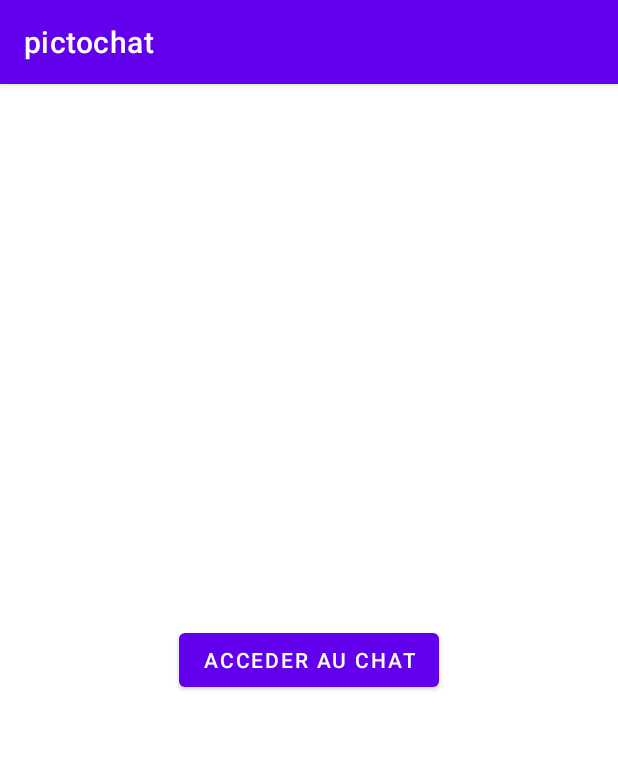
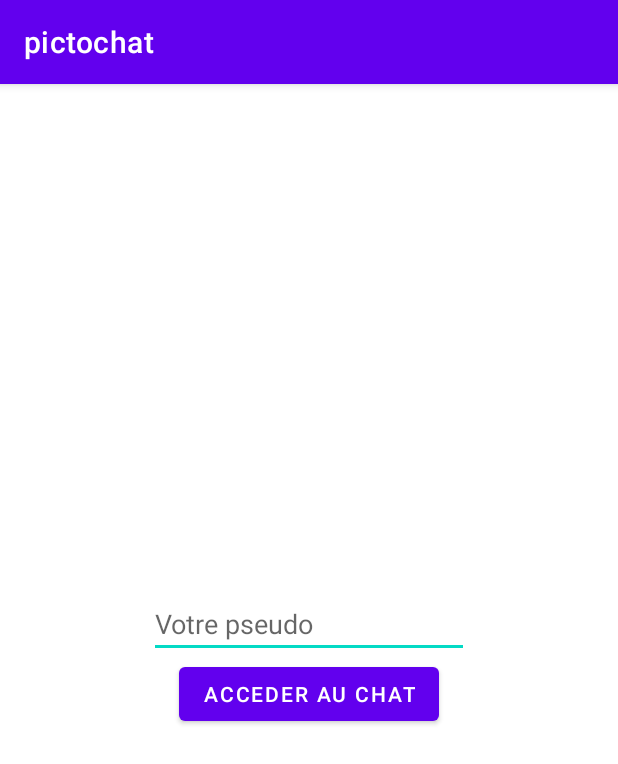
Before and after one commit to trak-dev/pictochat, an Android app: the screen it shows after launch (MainActivity), on a phone screen of 412 x 824 dp. Shown: the top 764 px of the screen. Run offline under Robolectric (Android 15) with nearby library versions, the phone set to English and light mode, and no system bars.

Commit message:
chat avec envoyeur message mais affiché dans msg

```diff
--- a/app/src/main/java/com/example/pictochat/MainActivity.java
+++ b/app/src/main/java/com/example/pictochat/MainActivity.java
@@ -6,23 +6,30 @@ import android.content.Intent;
 import android.os.Bundle;
 import android.view.View;
 import android.widget.Button;
+import android.widget.EditText;
+import android.widget.Toast;
 
 public class MainActivity extends AppCompatActivity {
-
+    private EditText pseudo;
     @Override
     protected void onCreate(Bundle savedInstanceState) {
         super.onCreate(savedInstanceState);
         setContentView(R.layout.activity_main);
-        Button btnadd = (Button) findViewById(R.id.btnadd);
-        btnadd.setOnClickListener(new View.OnClickListener() {
-            @Override
-            public void onClick(View v) {
+        Button btnadd = findViewById(R.id.btnadd);
+        pseudo = findViewById(R.id.editPseudo);
+        btnadd.setOnClickListener(v -> {
+            String pseudoValue = pseudo.getText().toString();
+            if (pseudoValue.isEmpty()){
+                Toast.makeText(MainActivity.this, "peudo invalide" + pseudoValue, Toast.LENGTH_SHORT).show();
+            } else {
                 chat();
             }
         });
     }
     public void chat() {
+        String pseudoValue = pseudo.getText().toString();
         Intent intent = new Intent(this, Chat.class);
+        intent.putExtra("key",pseudoValue);
         startActivity(intent);
     }
 }
--- a/app/src/main/res/layout/activity_main.xml
+++ b/app/src/main/res/layout/activity_main.xml
@@ -4,22 +4,22 @@
     xmlns:tools="http://schemas.android.com/tools"
     android:layout_width="match_parent"
     android:layout_height="match_parent"
-    tools:context=".Ajout"
-    android:orientation="vertical">
+    android:orientation="vertical"
+    android:layout_gravity="center"
+    android:gravity="center">
 
-    <LinearLayout
-        android:layout_width="match_parent"
+    <EditText
+        android:id="@+id/editPseudo"
+        android:layout_width="wrap_content"
         android:layout_height="wrap_content"
-        android:layout_weight="1"
-        android:orientation="horizontal"
-        android:layout_gravity="center"
-        android:gravity="center">
+        android:ems="10"
+        android:hint="Votre pseudo"
+        android:inputType="textPersonName" />
 
-        <Button
-            android:id="@+id/btnadd"
-            android:layout_width="wrap_content"
-            android:layout_height="wrap_content"
-            android:text="Acceder au chat" />
-    </LinearLayout>
+    <Button
+        android:id="@+id/btnadd"
+        android:layout_width="wrap_content"
+        android:layout_height="wrap_content"
+        android:text="Acceder au chat" />
 
 </LinearLayout>
```
Also changed, not shown: app/src/main/java/com/example/pictochat/Chat.java (+7 -1 lines), app/src/main/java/com/example/pictochat/Member.java (deleted, +0 -43 lines).
